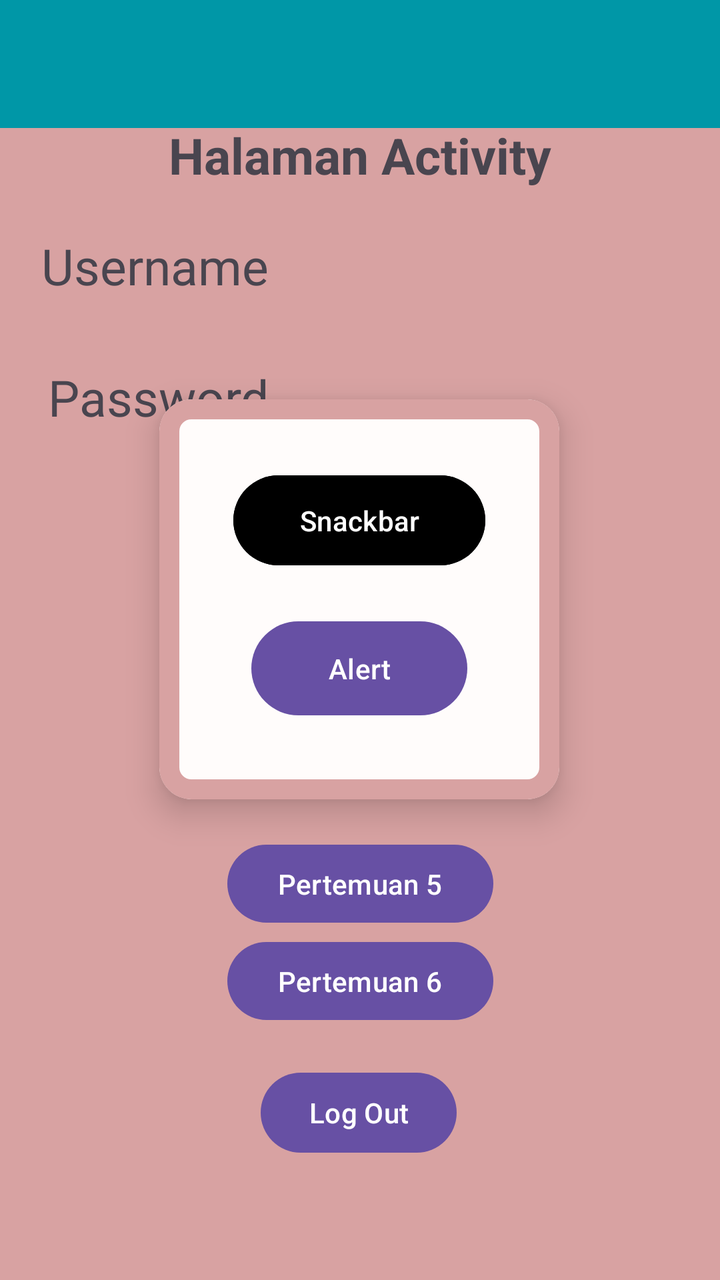
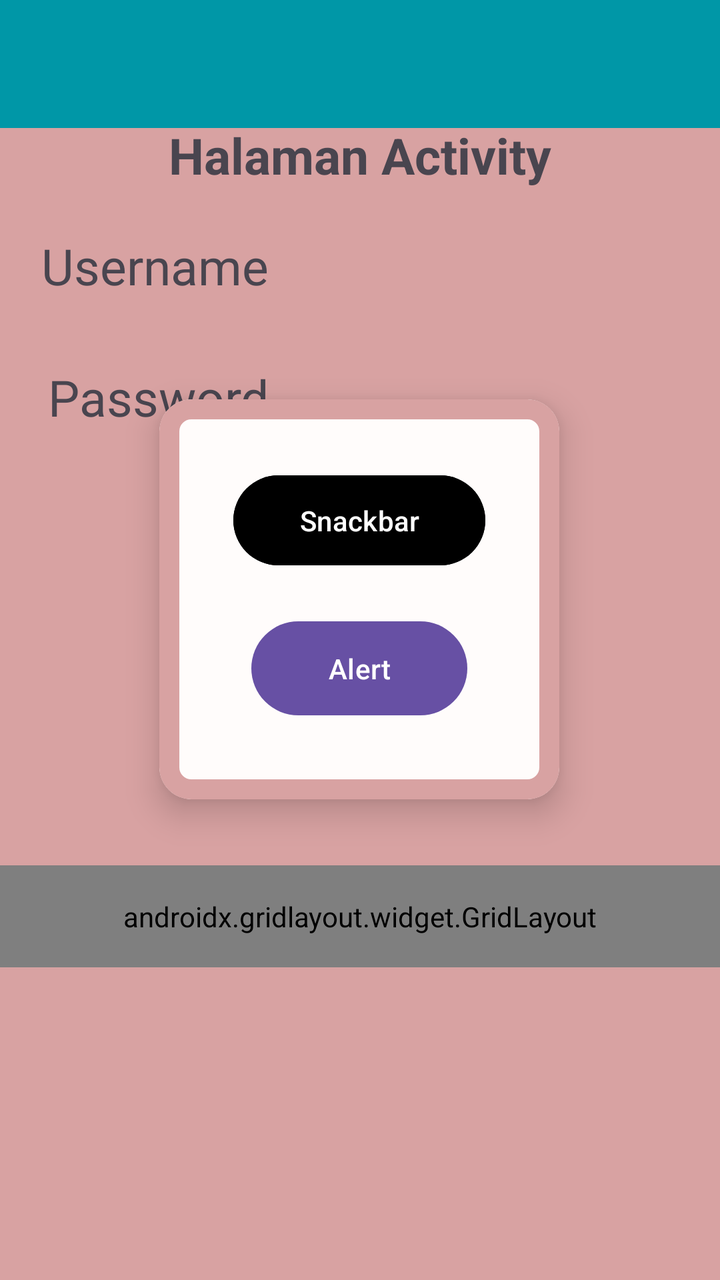

An Android layout rendered at two revisions. The XML below is the earlier revision; the diff shows what the commit changed to produce the second picture.
<!-- AndroidManifest.xml: application theme Theme.AdityaAuliaSubhan_3TIA -->
<!-- res/layout/fragment_home.xml -->
<?xml version="1.0" encoding="utf-8"?>
<androidx.constraintlayout.widget.ConstraintLayout xmlns:android="http://schemas.android.com/apk/res/android"
    xmlns:tools="http://schemas.android.com/tools"
    android:layout_width="match_parent"
    android:layout_height="match_parent"
    xmlns:app="http://schemas.android.com/apk/res-auto"
    tools:context=".Home.HomeFragment"
    android:background="@color/pink">

    <androidx.appcompat.widget.Toolbar
        android:id="@+id/toolbar"
        android:layout_width="match_parent"
        android:layout_height="?attr/actionBarSize"
        android:background="#0097A7"
        app:layout_constraintEnd_toEndOf="parent"
        app:layout_constraintHorizontal_bias="0.0"
        app:layout_constraintStart_toStartOf="parent"
        app:layout_constraintTop_toTopOf="parent"
        app:subtitleTextColor="@android:color/white"
        app:titleTextColor="@android:color/white" />

    <Button
        android:id="@+id/btnLogout"
        android:layout_width="wrap_content"
        android:layout_height="wrap_content"
        android:text="Log Out"
        app:layout_constraintBottom_toBottomOf="parent"
        app:layout_constraintEnd_toEndOf="parent"
        app:layout_constraintHorizontal_bias="0.498"
        app:layout_constraintStart_toStartOf="parent"
        app:layout_constraintTop_toBottomOf="@+id/btntolima"
        app:layout_constraintVertical_bias="0.53" />

    <TextView
        android:id="@+id/txtUsername"
        android:layout_width="wrap_content"
        android:layout_height="wrap_content"
        android:layout_marginTop="116dp"
        android:text="Username"
        android:textSize="25dp"

        app:layout_constraintEnd_toEndOf="parent"
        app:layout_constraintHorizontal_bias="0.084"
        app:layout_constraintStart_toStartOf="parent"
        app:layout_constraintTop_toTopOf="parent" />

    <TextView
        android:id="@+id/txtPassword"
        android:layout_width="wrap_content"
        android:layout_height="wrap_content"
        android:layout_marginTop="32dp"
        android:text="Password"
        android:textSize="25dp"
        app:layout_constraintBottom_toBottomOf="parent"
        app:layout_constraintEnd_toEndOf="@+id/txtUsername"
        app:layout_constraintHorizontal_bias="1.0"
        app:layout_constraintStart_toStartOf="@+id/txtUsername"
        app:layout_constraintTop_toBottomOf="@+id/txtUsername"
        app:layout_constraintVertical_bias="0.0" />


    <TextView
        android:id="@+id/textView4"
        android:layout_width="wrap_content"
        android:layout_height="wrap_content"
        android:text="Halaman Activity"
        android:textSize="25dp"
        android:textStyle="bold"
        app:layout_constraintBottom_toBottomOf="parent"
        app:layout_constraintEnd_toEndOf="parent"
        app:layout_constraintStart_toStartOf="parent"
        app:layout_constraintTop_toTopOf="parent"
        app:layout_constraintVertical_bias="0.1" />

    <com.google.android.material.card.MaterialCardView
        android:id="@+id/materialCardView"
        android:layout_width="200dp"
        android:layout_height="200dp"
        app:cardBackgroundColor="@color/white"
        app:cardCornerRadius="16dp"
        app:cardElevation="10dp"
        app:layout_constraintBottom_toBottomOf="parent"
        app:layout_constraintEnd_toEndOf="parent"
        app:layout_constraintHorizontal_bias="0.497"
        app:layout_constraintStart_toStartOf="parent"
        app:layout_constraintTop_toBottomOf="@+id/textView4"
        app:layout_constraintVertical_bias="0.305"
        app:strokeColor="@color/pink"
        app:strokeWidth="10dp">

        <androidx.constraintlayout.widget.ConstraintLayout
            android:layout_width="match_parent"
            android:layout_height="match_parent"
            android:layout_margin="10dp">


            <Button
                android:id="@+id/alert"
                android:layout_width="108dp"
                android:layout_height="55dp"
                android:layout_marginHorizontal="90dp"
                android:layout_marginBottom="28dp"
                android:text="Alert"
                app:layout_constraintBottom_toBottomOf="parent"
                app:layout_constraintEnd_toEndOf="parent"
                app:layout_constraintStart_toStartOf="parent" />

            <Button
                android:id="@+id/snackbar"
                android:layout_width="126dp"
                android:layout_height="53dp"
                android:layout_marginHorizontal="90dp"
                android:backgroundTint="@color/black"
                android:text="Snackbar"
                app:layout_constraintBottom_toTopOf="@+id/alert"
                app:layout_constraintEnd_toEndOf="parent"
                app:layout_constraintStart_toStartOf="parent"
                app:layout_constraintTop_toTopOf="parent"
                app:layout_constraintVertical_bias="0.546" />

        </androidx.constraintlayout.widget.ConstraintLayout>


    </com.google.android.material.card.MaterialCardView>

    <Button
        android:id="@+id/btntolima"
        android:layout_width="133dp"
        android:layout_height="47dp"
        android:text="Pertemuan 5"
        app:layout_constraintBottom_toBottomOf="parent"
        app:layout_constraintEnd_toEndOf="parent"
        app:layout_constraintStart_toStartOf="parent"
        app:layout_constraintTop_toBottomOf="@+id/materialCardView"
        app:layout_constraintVertical_bias="0.096" />

    <Button
        android:id="@+id/btntoenam"
        android:layout_width="133dp"
        android:layout_height="47dp"
        android:text="Pertemuan 6"
        app:layout_constraintBottom_toBottomOf="parent"
        app:layout_constraintEnd_toEndOf="parent"
        app:layout_constraintStart_toStartOf="parent"
        app:layout_constraintTop_toBottomOf="@+id/materialCardView"
        app:layout_constraintVertical_bias="0.348" />

</androidx.constraintlayout.widget.ConstraintLayout>
<!-- resources referenced by this layout -->
<resources>
  <color name="black">#FF000000</color>
  <color name="pink">#D8A2A2</color>
  <color name="white">#FFFCFB</color>
  <style name="Theme.AdityaAuliaSubhan_3TIA" parent="Base.Theme.AdityaAuliaSubhan_3TIA" />
  <style name="Base.Theme.AdityaAuliaSubhan_3TIA" parent="Theme.Material3.DayNight.NoActionBar">
          
          
      </style>
</resources>

<!-- the commit's change to res/layout/fragment_home.xml (unified diff, before → after) -->
@@ -19,17 +19,7 @@
         app:subtitleTextColor="@android:color/white"
         app:titleTextColor="@android:color/white" />
 
-    <Button
-        android:id="@+id/btnLogout"
-        android:layout_width="wrap_content"
-        android:layout_height="wrap_content"
-        android:text="Log Out"
-        app:layout_constraintBottom_toBottomOf="parent"
-        app:layout_constraintEnd_toEndOf="parent"
-        app:layout_constraintHorizontal_bias="0.498"
-        app:layout_constraintStart_toStartOf="parent"
-        app:layout_constraintTop_toBottomOf="@+id/btntolima"
-        app:layout_constraintVertical_bias="0.53" />
+
 
     <TextView
         android:id="@+id/txtUsername"
@@ -123,26 +113,53 @@
 
     </com.google.android.material.card.MaterialCardView>
 
-    <Button
-        android:id="@+id/btntolima"
-        android:layout_width="133dp"
-        android:layout_height="47dp"
-        android:text="Pertemuan 5"
+
+    <androidx.gridlayout.widget.GridLayout
+        android:id="@+id/gridMenu"
+        android:layout_width="0dp"
+        android:layout_height="wrap_content"
+        android:layout_marginBottom="116dp"
+        android:padding="16dp"
+        app:columnCount="2"
         app:layout_constraintBottom_toBottomOf="parent"
         app:layout_constraintEnd_toEndOf="parent"
+        app:layout_constraintHorizontal_bias="1.0"
         app:layout_constraintStart_toStartOf="parent"
-        app:layout_constraintTop_toBottomOf="@+id/materialCardView"
-        app:layout_constraintVertical_bias="0.096" />
+        app:layout_constraintTop_toTopOf="@+id/toolbar"
+        app:layout_constraintVertical_bias="0.915"
+        app:useDefaultMargins="true">
 
-    <Button
-        android:id="@+id/btntoenam"
-        android:layout_width="133dp"
-        android:layout_height="47dp"
-        android:text="Pertemuan 6"
-        app:layout_constraintBottom_toBottomOf="parent"
-        app:layout_constraintEnd_toEndOf="parent"
-        app:layout_constraintStart_toStartOf="parent"
-        app:layout_constraintTop_toBottomOf="@+id/materialCardView"
-        app:layout_constraintVertical_bias="0.348" />
+        <Button
+            android:id="@+id/btntolima"
+            android:layout_width="133dp"
+            android:layout_height="47dp"
+            android:text="5"
+            app:layout_columnWeight="1"
+            app:layout_gravity="fill_horizontal"/>
 
+        <Button
+            android:id="@+id/btntoenam"
+            android:layout_width="133dp"
+            android:layout_height="54dp"
+            android:text="6"
+            app:layout_columnWeight="1"
+            app:layout_gravity="fill_horizontal"/>
+
+        <Button
+            android:id="@+id/btntosembilan"
+            android:layout_width="133dp"
+            android:layout_height="47dp"
+            android:text="9"
+            app:layout_columnWeight="1"
+            app:layout_gravity="fill_horizontal"
+            />
+
+        <Button
+            android:id="@+id/btnLogout"
+            android:layout_width="wrap_content"
+            android:layout_height="wrap_content"
+            android:text="Log Out"
+            app:layout_columnWeight="1"
+            app:layout_gravity="fill_horizontal"/>
+    </androidx.gridlayout.widget.GridLayout>
 </androidx.constraintlayout.widget.ConstraintLayout>
